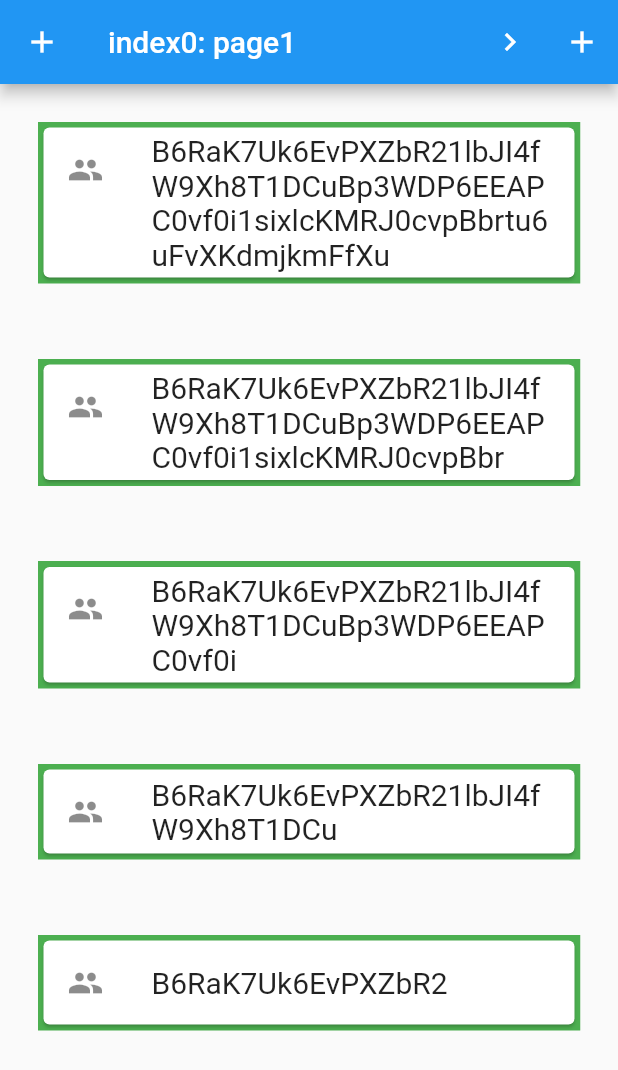
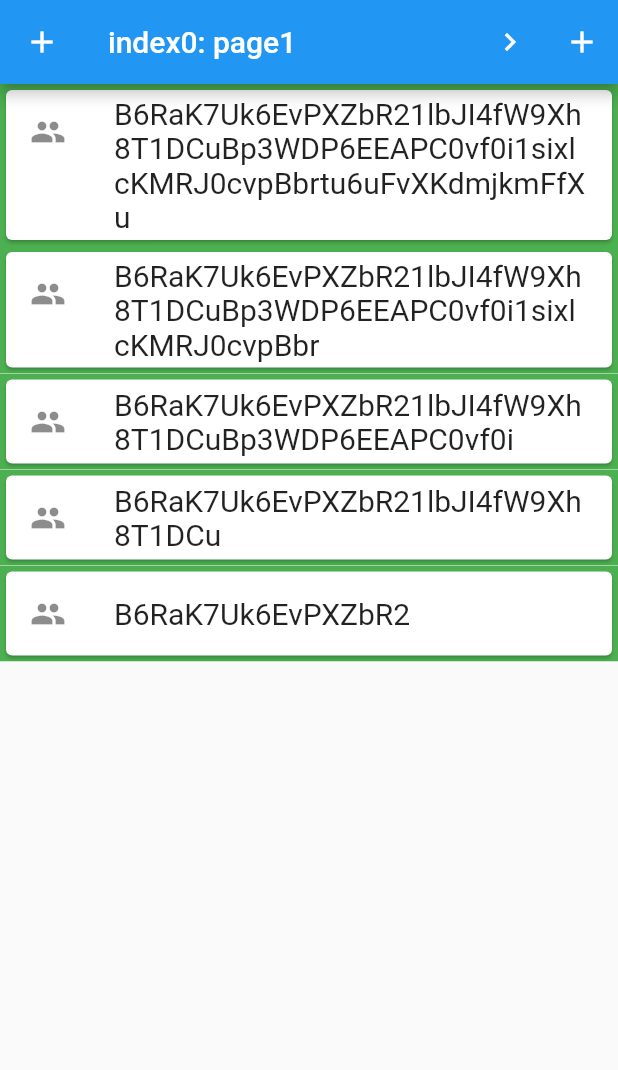
Before and after one commit to DaisukeNagata/wheel_expand_list, a Flutter app: the screen it shows after launch, on a phone screen of 412 x 824 dp. Shown: the top 1070 px of the screen. Run offline on Flutter 3.47's test engine with Material 2 defaults, Android fonts, the phone set to English and light mode, and no system bars.

Commit message:
add: version 0.0.46

```diff
--- a/example/lib/main.dart
+++ b/example/lib/main.dart
@@ -75,7 +75,7 @@ class _MyHomePageState extends State<MyHomePage> {
         marginSet: wheelLogic.margin,
         fontSizeSet: wheelLogic.fontSize,
       );
-      Future.delayed(Duration(milliseconds: 100), () {
+      Future.delayed(const Duration(milliseconds: 100), () {
         wheelLogic.addHeightValue(
             wheelLogic.globalKeys, wheelDataSet.margin.truncate());
       });
@@ -98,7 +98,7 @@ class _MyHomePageState extends State<MyHomePage> {
         marginSet: wheelLogic.margin,
         fontSizeSet: wheelLogic.fontSize,
       );
-      Future.delayed(Duration(milliseconds: 100), () {
+      Future.delayed(const Duration(milliseconds: 100), () {
         wheelLogic.addHeightValue(
             wheelLogic.globalKeys, wheelDataSet.margin.truncate());
       });
@@ -119,8 +119,8 @@ class _MyHomePageState extends State<MyHomePage> {
   Widget _rightOfLeftButton() {
     return IconButton(
       icon: wheelDataSet.swipeType == WheelSwipeType.right
-          ? Icon(Icons.keyboard_arrow_right)
-          : Icon(Icons.keyboard_arrow_left),
+          ? const Icon(Icons.keyboard_arrow_right)
+          : const Icon(Icons.keyboard_arrow_left),
       onPressed: () => {
         setState(() {
           _updateSwipeType();
@@ -142,7 +142,7 @@ class _MyHomePageState extends State<MyHomePage> {
     super.initState();
 
     wheelLogic.initSet(
-      marginSet: 50.0,
+      marginSet: 0.0,
       fontSizeSet: 20.0,
     );
 
--- a/pubspec.yaml
+++ b/pubspec.yaml
@@ -1,6 +1,6 @@
 name: wheel_expand_list
 description: It works in 3D with horizontal scrolling. If the area is exceeded, vertical scrolling occurs.
-version: 0.0.45
+version: 0.0.46
 
 homepage: https://github.com/daisukenagata/wheel_expand_list
 
```
Also changed, not shown: 1 other file.
